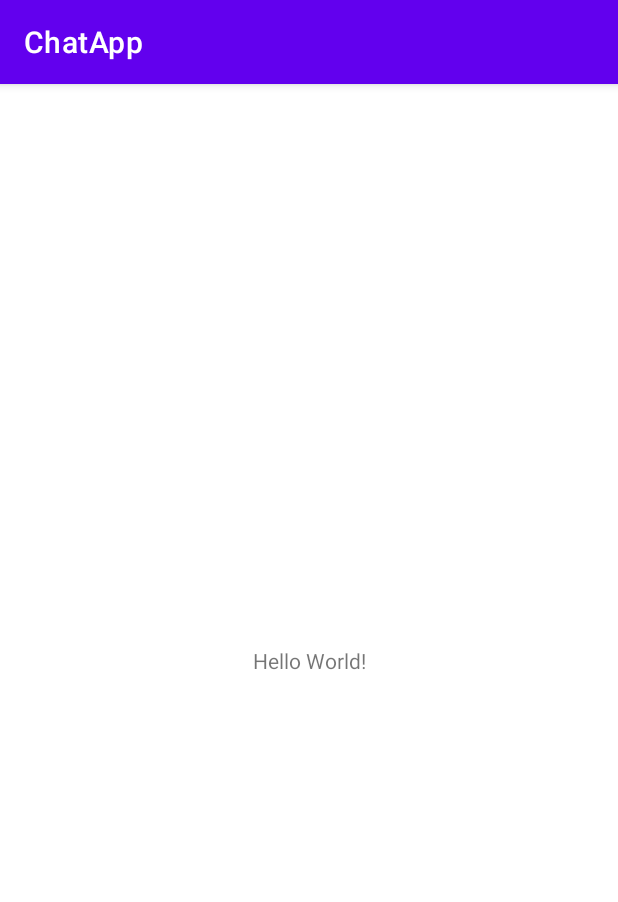
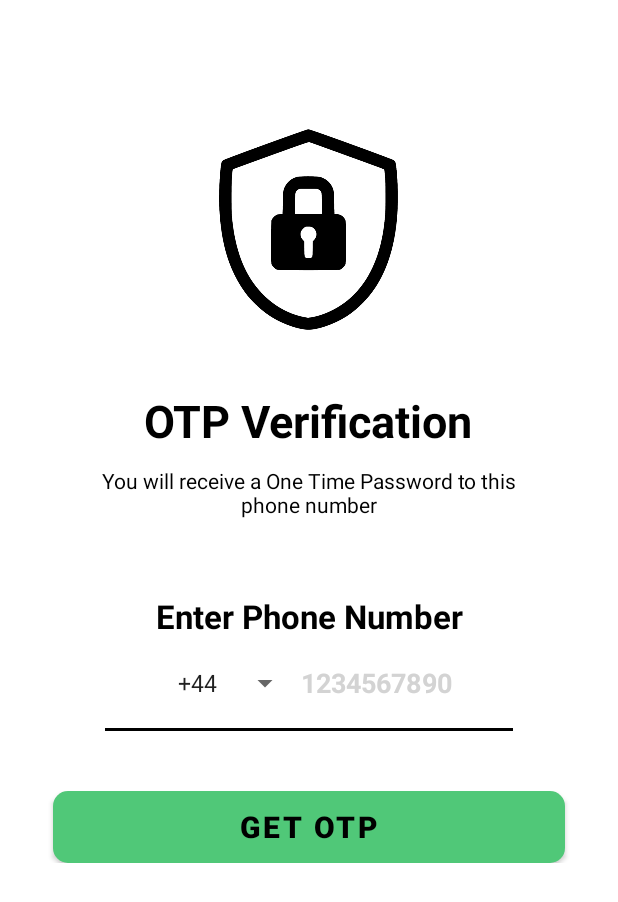
Before and after one commit to Moeed-Chughtai/ConvoConnect, an Android app: the screen it shows after launch (MainActivity before the commit, SendOTPActivity after it), on a phone screen of 412 x 824 dp. Shown: the top 902 px of the screen. Run offline under Robolectric (Android 15) with nearby library versions, the phone set to English and light mode, and no system bars; our stand-ins replace Firebase (no records; nobody signed in at launch, a user with empty details on screens opened directly).

Commit message:
First working iteration of Verification system

```diff
--- /dev/null
+++ b/app/src/main/java/com/example/chatapp/SendOTPActivity.java
@@ -0,0 +1,97 @@
+package com.example.chatapp;
+
+import androidx.annotation.NonNull;
+import androidx.appcompat.app.AppCompatActivity;
+
+import android.content.Intent;
+import android.os.Bundle;
+import android.view.View;
+import android.widget.ArrayAdapter;
+import android.widget.Button;
+import android.widget.EditText;
+import android.widget.ProgressBar;
+import android.widget.Spinner;
+import android.widget.Toast;
+
+import com.google.firebase.FirebaseException;
+import com.google.firebase.auth.FirebaseAuth;
+import com.google.firebase.auth.PhoneAuthCredential;
+import com.google.firebase.auth.PhoneAuthOptions;
+import com.google.firebase.auth.PhoneAuthProvider;
+
+import java.util.concurrent.TimeUnit;
+
+public class SendOTPActivity extends AppCompatActivity {
+
+    @Override
+    protected void onCreate(Bundle savedInstanceState) {
+        super.onCreate(savedInstanceState);
+        setContentView(R.layout.activity_send_otp);
+
+        final EditText phoneNumberInput = findViewById(R.id.numberInput);
+        final ProgressBar progressBar = findViewById(R.id.progressBar);
+        Button buttonGetOTP = findViewById(R.id.getOtpButton);
+
+        // TODO: Add more country codes to drop-down menu
+        // Creating drop-down menu
+        Spinner country_codes = findViewById(R.id.country_codes);
+        // Renders each item from array onto the screen
+        // CreateFromResource(within which activity, name of stringArray, layout type)
+        ArrayAdapter<CharSequence> adapter = ArrayAdapter.createFromResource(this, R.array.country_codes, android.R.layout.simple_spinner_item);
+        adapter.setDropDownViewResource(android.R.layout.simple_spinner_item);
+        country_codes.setAdapter(adapter);
+
+        // View is a rectangular box that responds to user inputs, eg. button, editText
+        buttonGetOTP.setOnClickListener(new View.OnClickListener() {
+            @Override
+            public void onClick(View v) {
+                // Display message if field is empty
+                if(phoneNumberInput.getText().toString().trim().isEmpty()) {
+                    Toast.makeText(SendOTPActivity.this, "Enter Phone Number", Toast.LENGTH_SHORT).show();
+                    return;
+                }
+                progressBar.setVisibility(View.VISIBLE);
+                buttonGetOTP.setVisibility(View.INVISIBLE);
+
+                // Authenticate phone number through Firebase
+                PhoneAuthOptions options =
+                        PhoneAuthOptions.newBuilder(FirebaseAuth.getInstance())
+                                // TODO: Repurpose for different country codes
+                                .setPhoneNumber("+44" + phoneNumberInput.getText().toString())
+                                .setTimeout(60L, TimeUnit.SECONDS)
+                                .setActivity(SendOTPActivity.this)
+                                .setCallbacks(
+                                        new PhoneAuthProvider.OnVerificationStateChangedCallbacks() {
+                                            @Override
+                                            public void onVerificationCompleted(@NonNull PhoneAuthCredential phoneAuthCredential) {
+                                                progressBar.setVisibility(View.GONE);
+                                                buttonGetOTP.setVisibility(View.VISIBLE);
+                                            }
+
+                                            // Displays error message if verification fails
+                                            @Override
+                                            public void onVerificationFailed(@NonNull FirebaseException e) {
+                                                progressBar.setVisibility(View.GONE);
+                                                buttonGetOTP.setVisibility(View.VISIBLE);
+                                                Toast.makeText(SendOTPActivity.this, e.getMessage(), Toast.LENGTH_SHORT).show();
+                                            }
+
+                                            // Intent is an object used to request action from another activity
+                                            @Override
+                                            public void onCodeSent(@NonNull String verificationId, @NonNull PhoneAuthProvider.ForceResendingToken forceResendingToken) {
+                                                progressBar.setVisibility(View.GONE);
+                                                buttonGetOTP.setVisibility(View.VISIBLE);
+                                                // Intent.putExtra sends information to the verifyOTPActivity
+                                                Intent intent = new Intent(getApplicationContext(), VerifyOTPActivity.class);
+                                                intent.putExtra("phoneNumber", phoneNumberInput.getText().toString());
+                                                intent.putExtra("verificationId", verificationId);
+                                                startActivity(intent);
+                                            }
+                                        }
+                                )
+                                .build();
+                PhoneAuthProvider.verifyPhoneNumber(options);
+            }
+        });
+    }
+}
--- /dev/null
+++ b/app/src/main/res/drawable-v24/background_button.xml
@@ -0,0 +1,6 @@
+<?xml version="1.0" encoding="utf-8"?>
+<shape xmlns:android="http://schemas.android.com/apk/res/android"
+    android:shape="rectangle">
+    <solid android:color="#00008B" />
+        <corners android:radius="10dp" />
+</shape>
--- /dev/null
+++ b/app/src/main/res/layout/activity_send_otp.xml
@@ -0,0 +1,125 @@
+<?xml version="1.0" encoding="utf-8"?>
+<ScrollView xmlns:android="http://schemas.android.com/apk/res/android"
+    xmlns:tools="http://schemas.android.com/tools"
+    android:layout_width="match_parent"
+    android:layout_height="match_parent"
+    android:background="@color/white"
+    android:overScrollMode="never"
+    android:scrollbars="none"
+    tools:context=".SendOTPActivity">
+
+    <LinearLayout
+        android:layout_width="match_parent"
+        android:layout_height="wrap_content"
+        android:gravity="center_horizontal"
+        android:orientation="vertical">
+
+        <ImageView
+            android:layout_width="150dp"
+            android:layout_height="150dp"
+            android:layout_marginTop="80dp"
+            android:contentDescription="@string/app_name"
+            android:src="@drawable/lock" />
+
+        <TextView
+            android:layout_width="wrap_content"
+            android:layout_height="wrap_content"
+            android:layout_marginTop="30dp"
+            android:text="@string/otp_verification"
+            android:textColor="@color/black"
+            android:textSize="30sp"
+            android:textStyle="bold" />
+
+        <TextView
+            android:layout_width="match_parent"
+            android:layout_height="wrap_content"
+            android:layout_marginStart="50dp"
+            android:layout_marginTop="10dp"
+            android:layout_marginEnd="50dp"
+            android:gravity="center"
+            android:text="@string/you_will_receive_a_one_time_password_to_this_phone_number"
+            android:textColor="@color/black"
+            android:textSize="14sp" />
+
+        <TextView
+            android:layout_width="match_parent"
+            android:layout_height="wrap_content"
+            android:layout_marginStart="30dp"
+            android:layout_marginTop="50dp"
+            android:layout_marginEnd="30dp"
+            android:gravity="center"
+            android:text="@string/enter_phone_number"
+            android:textColor="@color/black"
+            android:textSize="22sp"
+            android:textStyle="bold" />
+
+        <LinearLayout
+            android:layout_width="match_parent"
+            android:layout_height="wrap_content"
+            android:layout_marginStart="60dp"
+            android:layout_marginTop="10dp"
+            android:layout_marginEnd="60dp"
+            android:gravity="center"
+            android:orientation="horizontal">
+
+            <Spinner
+                android:id="@+id/country_codes"
+                android:layout_width="wrap_content"
+                android:layout_height="40dp"
+                android:spinnerMode="dropdown"
+                android:gravity="center"
+                android:textColor="@color/black"
+                android:textSize="18sp"
+                android:textStyle="bold" />
+
+            <EditText
+                android:id="@+id/numberInput"
+                android:layout_width="wrap_content"
+                android:layout_height="40dp"
+                android:background="@null"
+                android:hint="@string/_1234567890"
+                android:textColorHint="@color/gray"
+                android:imeOptions="actionDone"
+                android:importantForAutofill="no"
+                android:inputType="number"
+                android:maxLength="12"
+                android:textColor="@color/black"
+                android:textSize="18sp"
+                android:textStyle="bold" />
+        </LinearLayout>
+
+        <View
+            android:layout_width="match_parent"
+            android:layout_height="2dp"
+            android:layout_marginStart="70dp"
+            android:layout_marginTop="10dp"
+            android:layout_marginEnd="70dp"
+            android:background="@color/black" />
+
+        <FrameLayout
+            android:layout_width="match_parent"
+            android:layout_height="wrap_content">
+
+            <Button
+                android:id="@+id/getOtpButton"
+                android:layout_width="match_parent"
+                android:layout_height="wrap_content"
+                android:layout_marginStart="35dp"
+                android:layout_marginTop="40dp"
+                android:layout_marginEnd="35dp"
+                android:background="@drawable/background_button"
+                android:text="@string/get_otp"
+                android:textColor="@color/black"
+                android:textSize="20sp"
+                android:textStyle="bold" />
+
+            <ProgressBar
+                android:id="@+id/progressBar"
+                android:layout_width="40dp"
+                android:layout_height="40dp"
+                android:indeterminateTint="@color/green"
+                android:layout_gravity="center"
+                android:visibility="gone" />
+        </FrameLayout>
+    </LinearLayout>
+</ScrollView>
--- a/app/src/main/res/values-night/themes.xml
+++ b/app/src/main/res/values-night/themes.xml
@@ -1,16 +1,15 @@
 <resources xmlns:tools="http://schemas.android.com/tools">
     <!-- Base application theme. -->
-    <style name="Theme.ChatApp" parent="Theme.MaterialComponents.DayNight.DarkActionBar">
+    <style name="Theme.ChatApp" parent="Theme.MaterialComponents.DayNight.NoActionBar">
         <!-- Primary brand color. -->
-        <item name="colorPrimary">@color/purple_200</item>
-        <item name="colorPrimaryVariant">@color/purple_700</item>
-        <item name="colorOnPrimary">@color/black</item>
+        <item name="colorPrimary">@color/green</item>
+        <item name="colorOnPrimary">@color/white</item>
         <!-- Secondary brand color. -->
-        <item name="colorSecondary">@color/teal_200</item>
-        <item name="colorSecondaryVariant">@color/teal_200</item>
+        <item name="colorSecondary">@color/white</item>
+        <item name="colorSecondaryVariant">@color/gray</item>
         <item name="colorOnSecondary">@color/black</item>
         <!-- Status bar color. -->
-        <item name="android:statusBarColor">?attr/colorPrimaryVariant</item>
+        <item name="android:statusBarColor">?attr/colorPrimary</item>
         <!-- Customize your theme here. -->
     </style>
 </resources>
--- a/app/src/main/res/values/colors.xml
+++ b/app/src/main/res/values/colors.xml
@@ -1,10 +1,8 @@
 <?xml version="1.0" encoding="utf-8"?>
 <resources>
-    <color name="purple_200">#FFBB86FC</color>
-    <color name="purple_500">#FF6200EE</color>
-    <color name="purple_700">#FF3700B3</color>
-    <color name="teal_200">#FF03DAC5</color>
-    <color name="teal_700">#FF018786</color>
     <color name="black">#FF000000</color>
     <color name="white">#FFFFFFFF</color>
+    <color name="green">#50C878</color>
+    <color name="gray">#D3D3D3</color>
+    <color name="red">#FF0000</color>
 </resources>
--- a/app/src/main/res/values/strings.xml
+++ b/app/src/main/res/values/strings.xml
@@ -1,3 +1,14 @@
 <resources>
     <string name="app_name">ChatApp</string>
+    <string name="otp_verification">OTP Verification</string>
+    <string name="you_will_receive_a_one_time_password_to_this_phone_number">You will receive a One Time Password to this phone number</string>
+    <string name="enter_phone_number">Enter Phone Number</string>
+    <string name="get_otp">Get OTP</string>
+    <string name="_1234567890">1234567890</string>
+    <string name="enter_the_otp_sent_to">Enter the OTP sent to</string>
+    <string name="verify">Verify</string>
+    <string name="resend_otp">RESEND OTP</string>
+    <string-array name="country_codes">
+        <item>+44</item>
+    </string-array>
 </resources>
--- a/app/src/main/res/values/themes.xml
+++ b/app/src/main/res/values/themes.xml
@@ -1,16 +1,15 @@
 <resources xmlns:tools="http://schemas.android.com/tools">
     <!-- Base application theme. -->
-    <style name="Theme.ChatApp" parent="Theme.MaterialComponents.DayNight.DarkActionBar">
+    <style name="Theme.ChatApp" parent="Theme.MaterialComponents.DayNight.NoActionBar">
         <!-- Primary brand color. -->
-        <item name="colorPrimary">@color/purple_500</item>
-        <item name="colorPrimaryVariant">@color/purple_700</item>
+        <item name="colorPrimary">@color/green</item>
         <item name="colorOnPrimary">@color/white</item>
         <!-- Secondary brand color. -->
-        <item name="colorSecondary">@color/teal_200</item>
-        <item name="colorSecondaryVariant">@color/teal_700</item>
+        <item name="colorSecondary">@color/white</item>
+        <item name="colorSecondaryVariant">@color/gray</item>
         <item name="colorOnSecondary">@color/black</item>
         <!-- Status bar color. -->
-        <item name="android:statusBarColor">?attr/colorPrimaryVariant</item>
+        <item name="android:statusBarColor">?attr/colorPrimary</item>
         <!-- Customize your theme here. -->
     </style>
 </resources>
```
Also changed, not shown: app/build.gradle (+6 -1 lines), app/src/main/AndroidManifest.xml (+22 -2 lines), app/src/main/java/com/example/chatapp/VerifyOTPActivity.java (added, +227 -0 lines), app/src/main/res/layout/activity_verify_otp.xml (added, +204 -0 lines), build.gradle (+6 -1 lines), app/src/main/res/drawable-v24/lock.png (added), app/src/main/res/drawable-v24/verified.png (added), 1 other file.
